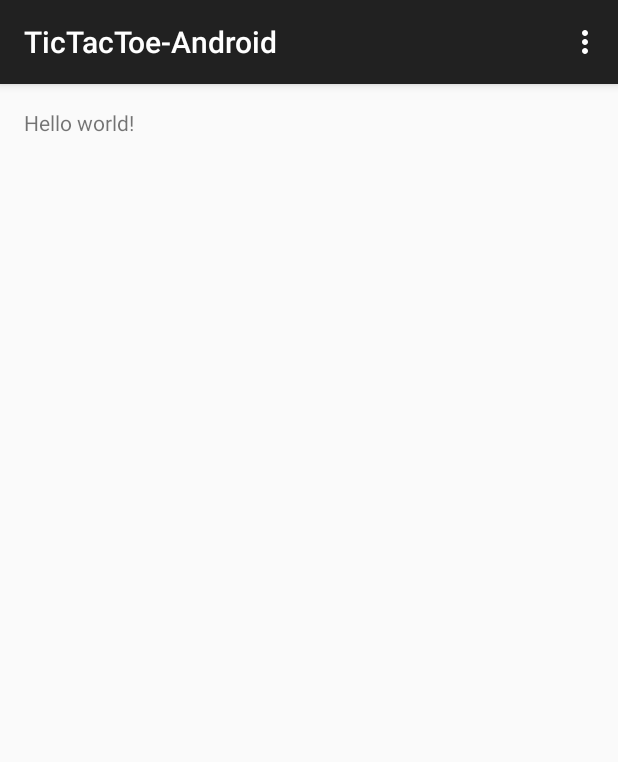
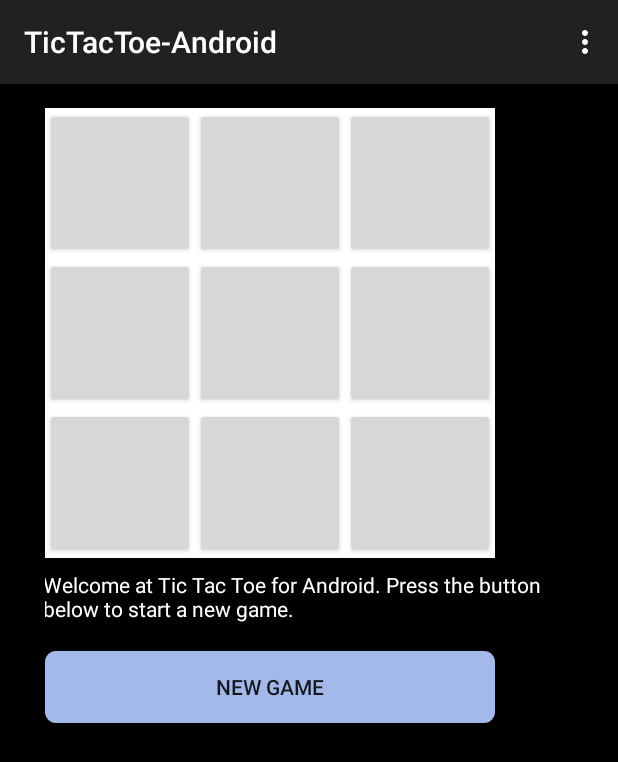
Before and after one commit to nkordis/TicTacToe-Android, an Android app: the screen it shows after launch (MainActivity), on a phone screen of 412 x 824 dp. Shown: the top 762 px of the screen. Run offline under Robolectric (Android 15) with nearby library versions, the phone set to English and light mode, and no system bars.

Commit message:
Basic gui design

```diff
--- /dev/null
+++ b/app/src/main/res/drawable/custom_button_background.xml
@@ -0,0 +1,36 @@
+<?xml version="1.0" encoding="utf-8"?>
+<selector xmlns:android="http://schemas.android.com/apk/res/android">
+    <item android:state_pressed="true">
+        <shape>
+            <solid android:color="#2ECCFA"/>
+            <stroke
+                android:width="2dp"
+                android:color="@color/white" />
+            <corners
+                android:radius="6dp" />
+            <padding
+                android:left="10dp"
+                android:top="10dp"
+                android:right="10dp"
+                android:bottom="10dp" />
+        </shape>
+    </item>><!-- pressed -->
+    <item>
+        <shape>
+        <gradient
+            android:startColor="@color/lightBlue"
+            android:endColor="@color/lightBlue"
+            android:angle="270" />
+      <!--  <stroke
+            android:width="4dp"
+            android:color="@color/white" /> -->
+        <corners
+            android:radius="7dp" />
+        <padding
+            android:left="10dp"
+            android:top="10dp"
+            android:right="10dp"
+            android:bottom="10dp" />
+        </shape>
+    </item> <!-- default -->
+</selector>
--- a/app/src/main/res/layout/activity_main.xml
+++ b/app/src/main/res/layout/activity_main.xml
@@ -1,11 +1,130 @@
 <RelativeLayout xmlns:android="http://schemas.android.com/apk/res/android"
     xmlns:tools="http://schemas.android.com/tools" android:layout_width="match_parent"
-    android:layout_height="match_parent" android:paddingLeft="@dimen/activity_horizontal_margin"
+    android:layout_height="match_parent" android:paddingLeft="30dp"
     android:paddingRight="@dimen/activity_horizontal_margin"
     android:paddingTop="@dimen/activity_vertical_margin"
-    android:paddingBottom="@dimen/activity_vertical_margin" tools:context=".MainActivity">
+    android:paddingBottom="@dimen/activity_vertical_margin" tools:context=".MainActivity"
+    android:background="@color/black">
 
-    <TextView android:text="@string/hello_world" android:layout_width="wrap_content"
-        android:layout_height="wrap_content" />
+    <TableLayout
+        android:layout_width="300dp"
+        android:layout_height="300dp"
+        android:layout_alignParentLeft="true"
+        android:layout_alignParentStart="true"
+        android:background="@color/white"
+        android:id="@+id/tableLayout">
+
+        <TableRow
+            android:layout_width="fill_parent"
+            android:layout_height="fill_parent"
+
+            >
+
+            <Button
+                android:layout_width="100dp"
+                android:layout_height="100dp"
+                android:text=""
+                android:id="@+id/button1"
+                android:layout_column="0"
+
+             />
+
+            <Button
+                android:layout_width="100dp"
+                android:layout_height="100dp"
+                android:text=""
+                android:id="@+id/button2"
+                android:layout_column="1" />
+
+            <Button
+                android:layout_width="100dp"
+                android:layout_height="100dp"
+                android:text=""
+                android:id="@+id/button3"
+                android:layout_column="2"
+
+                />
+        </TableRow>
+
+        <TableRow
+            android:layout_width="fill_parent"
+            android:layout_height="fill_parent"
+            >
+
+            <Button
+                android:layout_width="100dp"
+                android:layout_height="100dp"
+                android:text=""
+                android:id="@+id/button4"
+                android:layout_column="0" />
+
+            <Button
+                android:layout_width="100dp"
+                android:layout_height="100dp"
+                android:text=""
+                android:id="@+id/button5"
+                android:layout_column="1" />
+
+            <Button
+                android:layout_width="100dp"
+                android:layout_height="100dp"
+                android:text=""
+                android:id="@+id/button6"
+                android:layout_column="2" />
+        </TableRow>
+
+        <TableRow
+            android:layout_width="fill_parent"
+            android:layout_height="fill_parent">
+
+            <Button
+                android:layout_width="100dp"
+                android:layout_height="100dp"
+                android:text=""
+                android:id="@+id/button7"
+                android:layout_column="0" />
+
+            <Button
+                android:layout_width="100dp"
+                android:layout_height="100dp"
+                android:text=""
+                android:id="@+id/button8"
+                android:layout_column="1" />
+
+            <Button
+                android:layout_width="100dp"
+                android:layout_height="100dp"
+                android:text=""
+                android:id="@+id/button9"
+                android:layout_column="2" />
+
+           </TableRow>
+
+    </TableLayout>
+
+    <Button
+        android:layout_width="wrap_content"
+        android:layout_height="wrap_content"
+        android:text="@string/new_game"
+        android:id="@+id/buttonNewGame"
+        android:layout_marginTop="62dp"
+        android:layout_below="@+id/tableLayout"
+        android:layout_alignLeft="@+id/tableLayout"
+        android:layout_alignStart="@+id/tableLayout"
+        android:layout_alignRight="@+id/tableLayout"
+        android:layout_alignEnd="@+id/tableLayout"
+        android:background="@drawable/custom_button_background"/>
+    <TextView
+        android:layout_width="wrap_content"
+        android:layout_height="wrap_content"
+        android:text="@string/welcome"
+        android:id="@+id/textView"
+        android:layout_gravity="center_horizontal"
+        android:textColor="@color/white"
+        android:paddingTop="8dp"
+        android:paddingLeft="6dp"
+        android:paddingRight="20dp"
+        android:layout_below="@+id/tableLayout"
+        android:layout_centerHorizontal="true" />
 
 </RelativeLayout>
--- /dev/null
+++ b/app/src/main/res/values/colors.xml
@@ -0,0 +1,6 @@
+<?xml version="1.0" encoding="utf-8"?>
+<resources>
+    <color name="black">#000000</color>
+    <color name="white">#FFFFFF</color>
+    <color name="lightBlue">#A3B9E9</color>
+</resources>
--- a/app/src/main/res/values/strings.xml
+++ b/app/src/main/res/values/strings.xml
@@ -3,4 +3,6 @@
 
     <string name="hello_world">Hello world!</string>
     <string name="action_settings">Settings</string>
+    <string name="welcome">Welcome at Tic Tac Toe for Android. Press the button below to start a new game.</string>
+    <string name="new_game">New Game</string>
 </resources>
```
Also changed, not shown: 1 other file.
